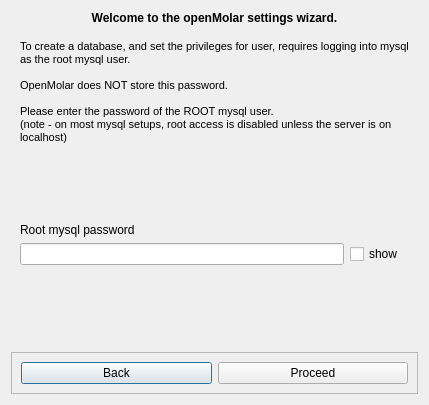
rowinggolfer/openmolar1, file src/openmolar/qt-designer/newSetup.ui: the form before one commit.
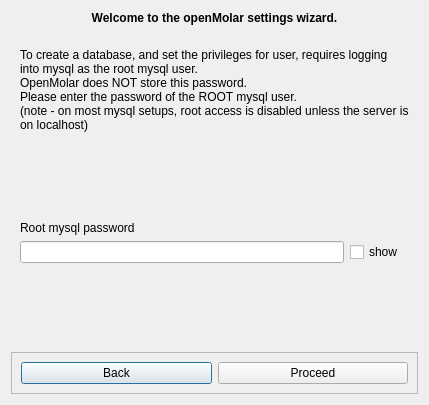
The form after the commit. The open tabs and pages were chosen to show the change.

```diff
--- a/src/openmolar/qt-designer/newSetup.ui
+++ b/src/openmolar/qt-designer/newSetup.ui
@@ -553,15 +553,10 @@
           </font>
          </property>
          <property name="text">
-          <string>&lt;!DOCTYPE HTML PUBLIC &quot;-//W3C//DTD HTML 4.0//EN&quot; &quot;http://www.w3.org/TR/REC-html40/strict.dtd&quot;&gt;
-&lt;html&gt;&lt;head&gt;&lt;meta name=&quot;qrichtext&quot; content=&quot;1&quot; /&gt;&lt;style type=&quot;text/css&quot;&gt;
-p, li { white-space: pre-wrap; }
-&lt;/style&gt;&lt;/head&gt;&lt;body style=&quot; font-family:'Droid Sans'; font-size:8pt; font-weight:400; font-style:normal;&quot;&gt;
-&lt;p style=&quot; margin-top:0px; margin-bottom:0px; margin-left:0px; margin-right:0px; -qt-block-indent:0; text-indent:0px;&quot;&gt;To create a database, and set the privileges for user, requires logging into mysql as the root mysql user.&lt;/p&gt;
-&lt;p style=&quot;-qt-paragraph-type:empty; margin-top:0px; margin-bottom:0px; margin-left:0px; margin-right:0px; -qt-block-indent:0; text-indent:0px;&quot;&gt;&lt;/p&gt;
-&lt;p style=&quot; margin-top:0px; margin-bottom:0px; margin-left:0px; margin-right:0px; -qt-block-indent:0; text-indent:0px;&quot;&gt;OpenMolar does NOT store this password.&lt;/p&gt;
-&lt;p style=&quot; margin-top:0px; margin-bottom:0px; margin-left:0px; margin-right:0px; -qt-block-indent:0; text-indent:0px;&quot;&gt;&lt;br /&gt;Please enter the password of the ROOT mysql user.&lt;/p&gt;
-&lt;p style=&quot; margin-top:0px; margin-bottom:0px; margin-left:0px; margin-right:0px; -qt-block-indent:0; text-indent:0px;&quot;&gt;(note - on most mysql setups, root access is disabled unless the server is on localhost)&lt;/p&gt;&lt;/body&gt;&lt;/html&gt;</string>
+          <string>To create a database, and set the privileges for user, requires logging into mysql as the root mysql user.
+OpenMolar does NOT store this password.
+Please enter the password of the ROOT mysql user.
+(note - on most mysql setups, root access is disabled unless the server is on localhost)</string>
          </property>
          <property name="alignment">
           <set>Qt::AlignLeading|Qt::AlignLeft|Qt::AlignVCenter</set>
```
Left out of the diff: 26 changed lines with no effect on the pictures.
